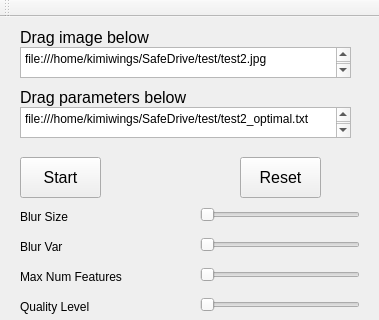
This is mainwindow.ui in jiawei-mo/SafeDrive as Qt 5 draws it before an edit; both pictures show x 0 to 379 and y 0 to 320 of the 379 by 762 pixel window. The edited form follows.
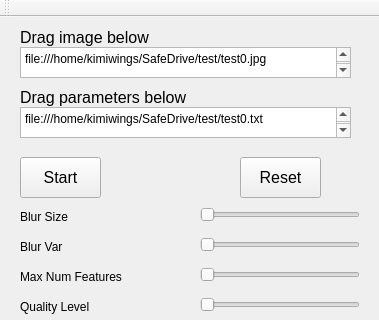
This is the edited form.

Patch:
```diff
--- a/mainwindow.ui
+++ b/mainwindow.ui
@@ -270,7 +270,7 @@
      </rect>
     </property>
     <property name="plainText">
-     <string>file:///home/kimiwings/SafeDrive/test/test2.jpg
+     <string>file:///home/kimiwings/SafeDrive/test/test0.jpg
 </string>
     </property>
    </widget>
@@ -336,7 +336,7 @@
      </rect>
     </property>
     <property name="plainText">
-     <string>file:///home/kimiwings/SafeDrive/test/test2_optimal.txt
+     <string>file:///home/kimiwings/SafeDrive/test/test0.txt
 </string>
     </property>
    </widget>
```
